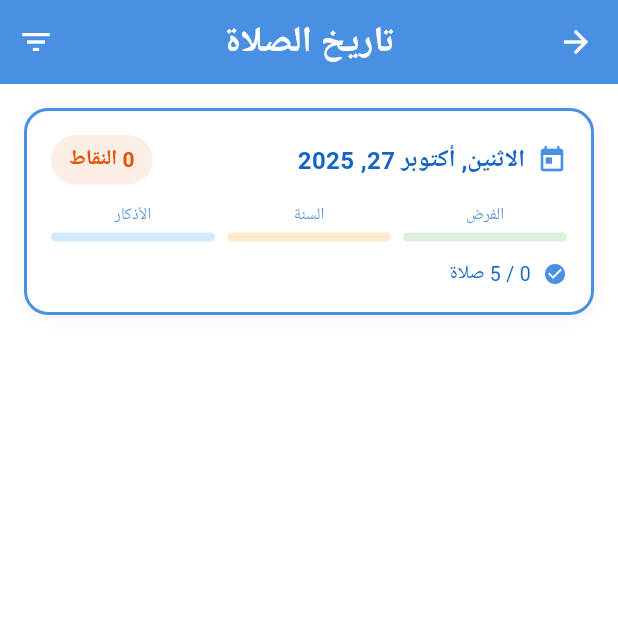
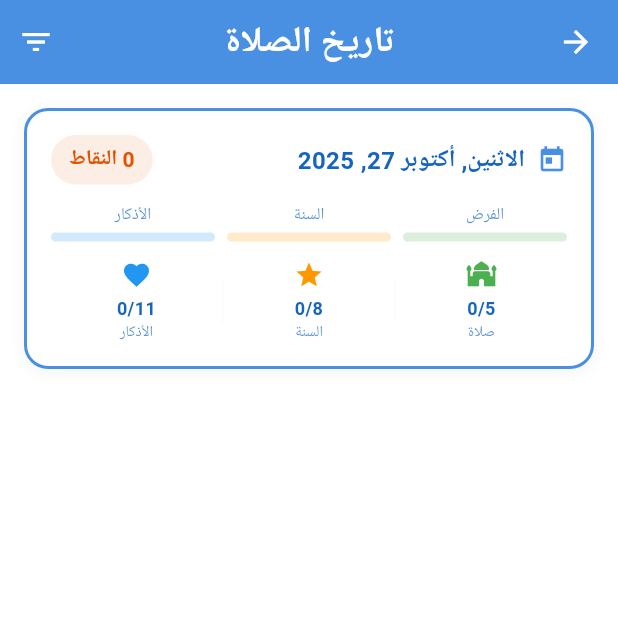
Before and after one commit to ithabetz/daily-muslim-routine-kids, a Flutter app: the PrayerHistoryScreen screen opened directly, on a phone screen of 412 x 824 dp, the top half of it. Run offline on Flutter 3.47's test engine with Material 3 defaults, Android fonts, the phone set to English and light mode, and no system bars; our stand-ins replace adhan, cloud_firestore, firebase_auth, firebase_core, flutter_local_notifications, geocoding and 3 more; accounts and stored records are empty.

Commit message:
History Screen

```diff
--- a/lib/screens/prayer_history_screen.dart
+++ b/lib/screens/prayer_history_screen.dart
@@ -1,5 +1,6 @@
 import 'package:flutter/material.dart';
 import '../models/daily_progress.dart';
+import '../models/sunnah_prayer.dart';
 import '../services/storage_service.dart';
 import '../theme/kid_theme.dart';
 import '../l10n/app_localizations.dart';
@@ -234,8 +235,8 @@ class _PrayerHistoryScreenState extends State<PrayerHistoryScreen> {
 
             const SizedBox(height: 12),
 
-            // Prayer Completion Status
-            _buildPrayerStatus(progress, l10n),
+            // Completion Status for all categories
+            _buildCompletionStatus(progress, l10n),
           ],
         ),
       ),
@@ -280,24 +281,95 @@ class _PrayerHistoryScreenState extends State<PrayerHistoryScreen> {
     );
   }
 
-  Widget _buildPrayerStatus(DailyProgress progress, AppLocalizations l10n) {
-    final completedCount = progress.prayers.where((p) => p.isCompleted).length;
-    final totalCount = progress.prayers.length;
+  Widget _buildCompletionStatus(DailyProgress progress, AppLocalizations l10n) {
+    // Count completed prayers
+    final completedPrayers = progress.prayers.where((p) => p.isCompleted).length;
+    final totalPrayers = progress.prayers.length;
+
+    // Count completed Sunnah prayers (only the basic ones for kids)
+    final basicSunnahTypes = [
+      SunnahPrayerType.qiyamAlLayl,
+      SunnahPrayerType.fajrSunnahBefore,
+      SunnahPrayerType.salatAlDuha,
+      SunnahPrayerType.dhuhrSunnahBefore1,
+      SunnahPrayerType.dhuhrSunnahBefore2,
+      SunnahPrayerType.dhuhrSunnahAfter,
+      SunnahPrayerType.maghribSunnahAfter,
+      SunnahPrayerType.ishaSunnahAfter,
+    ];
+    final completedSunnah = progress.sunnahPrayers
+        .where((p) => basicSunnahTypes.contains(p.type) && p.isCompleted)
+        .length;
+    final totalSunnah = basicSunnahTypes.length;
+
+    // Count completed Azkar
+    final completedAzkar = progress.azkar.where((a) => a.isCompleted).length;
+    final totalAzkar = progress.azkar.length;
 
     return Row(
+      mainAxisAlignment: MainAxisAlignment.spaceEvenly,
+      children: [
+        Expanded(
+          child: _buildStatusItem(
+            Icons.mosque,
+            completedPrayers,
+            totalPrayers,
+            l10n.prayers,
+            KidTheme.fardPrayerColor,
+          ),
+        ),
+        Container(width: 1, height: 30, color: KidTheme.lightGray.withOpacity(0.3)),
+        Expanded(
+          child: _buildStatusItem(
+            Icons.star,
+            completedSunnah,
+            totalSunnah,
+            l10n.sunnahLabel,
+            KidTheme.sunnahPrayerColor,
+          ),
+        ),
+        Container(width: 1, height: 30, color: KidTheme.lightGray.withOpacity(0.3)),
+        Expanded(
+          child: _buildStatusItem(
+            Icons.favorite,
+            completedAzkar,
+            totalAzkar,
+            l10n.azkarLabel,
+            KidTheme.azkarPrayerColor,
+          ),
+        ),
+      ],
+    );
+  }
+
+  Widget _buildStatusItem(IconData icon, int completed, int total, String label, Color color) {
+    return Column(
+      mainAxisSize: MainAxisSize.min,
       children: [
         Icon(
-          Icons.check_circle,
-          color: KidTheme.primaryBlue,
-          size: 16,
+          icon,
+          color: color,
+          size: 20,
         ),
-        const SizedBox(width: 8),
+        const SizedBox(height: 4),
         Text(
-          '$completedCount / $totalCount ${l10n.prayers}',
+          '$completed/$total',
           style: TextStyle(
-            fontSize: 13,
+            fontSize: 12,
+            fontWeight: FontWeight.bold,
             color: KidTheme.darkBlue,
           ),
+          textAlign: TextAlign.center,
+        ),
+        Text(
+          label,
+          style: TextStyle(
+            fontSize: 10,
+            color: KidTheme.darkBlue.withOpacity(0.7),
+          ),
+          textAlign: TextAlign.center,
+          maxLines: 1,
+          overflow: TextOverflow.ellipsis,
         ),
       ],
     );
```
